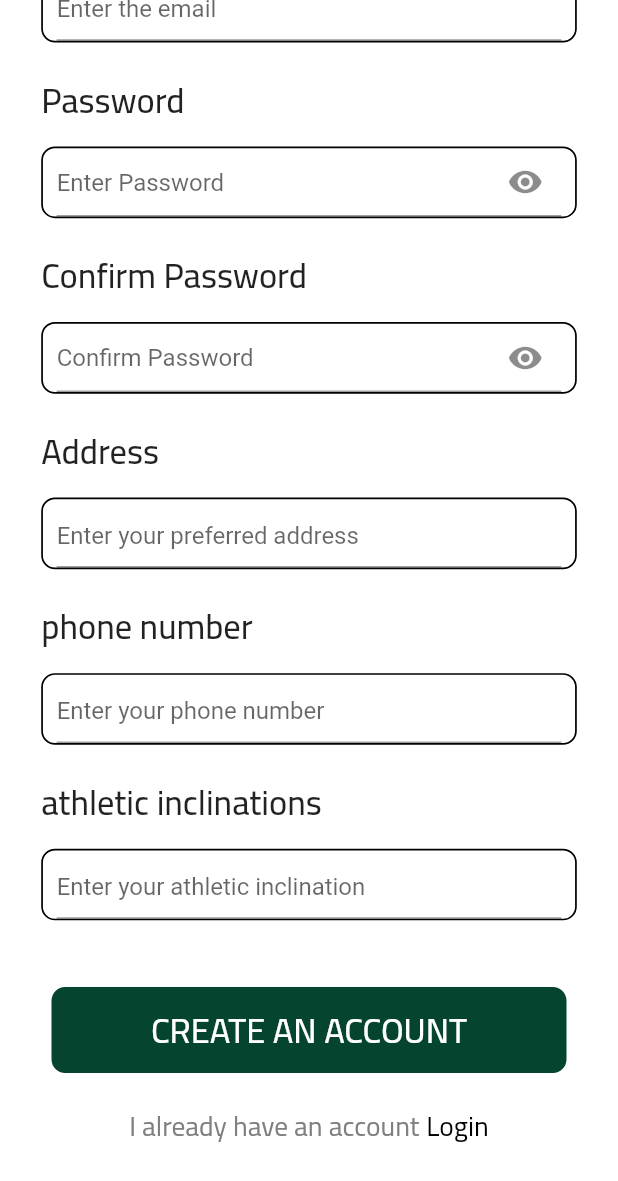
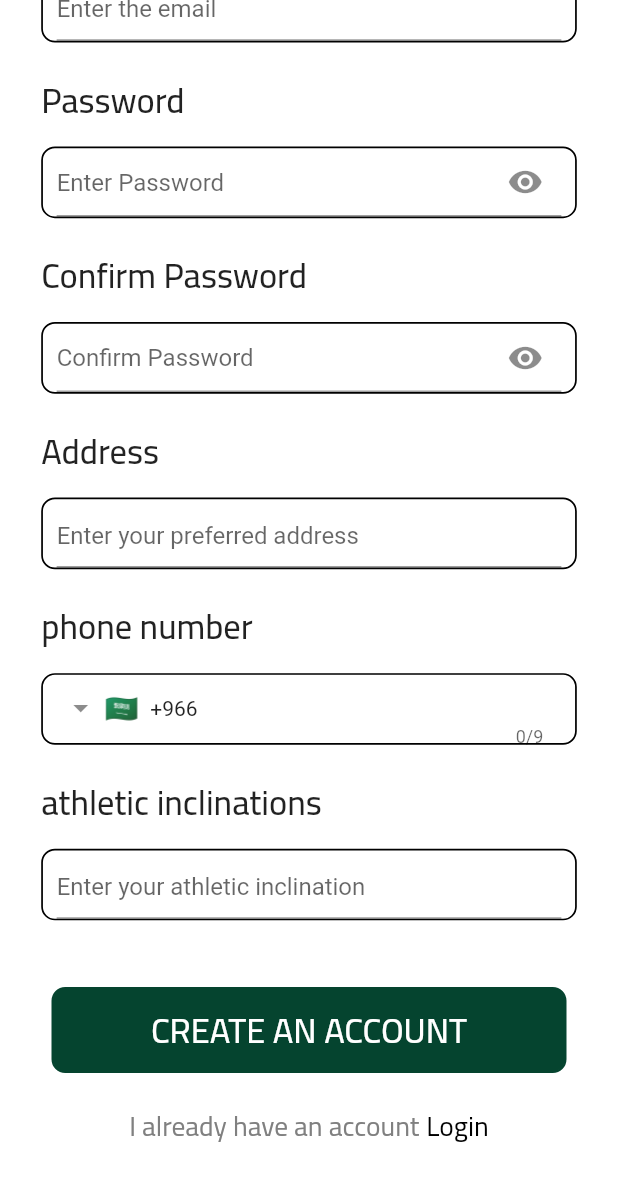
Before and after one commit to ahmedwasfe/Expectations-Update, a Flutter app: the RegisterScreen screen opened by its route, scrolled down 654 dp, on a phone screen of 412 x 824 dp. Shown: the top 1181 px of the screen. Run offline on Flutter 3.47's test engine with Material 2 defaults, Android fonts, the phone set to English and light mode, and no system bars; drawn by our look-alikes of intl_phone_field; our stand-ins replace expandable, firebase_core, firebase_messaging, flutter_hex_color, flutter_image_slideshow, flutter_screenutil and 6 more; missing offline and left inert: agora_rtc_engine, rx_permissions; accounts and stored records are empty; network calls fail; project files that could hold a hidden picture were left out.

Commit message:
Add Intro phone number

```diff
--- a/lib/controllers/register_controller.dart
+++ b/lib/controllers/register_controller.dart
@@ -84,7 +84,7 @@ class RegisterController extends GetxController {
   }
 
   void createAccount() {
-    print("createAccount");
+    print("createAccount: ${phoneController.text}");
     bool isValidate = formKey.currentState!.validate();
     if (isValidate) {
       isLoading(true);
--- a/lib/ui/auth/register_screen.dart
+++ b/lib/ui/auth/register_screen.dart
@@ -9,6 +9,7 @@ import 'package:flutter_hex_color/flutter_hex_color.dart';
 import 'package:flutter_screenutil/flutter_screenutil.dart';
 import 'package:flutter_svg/flutter_svg.dart';
 import 'package:get/get.dart';
+import 'package:intl_phone_field/intl_phone_field.dart';
 
 class RegisterScreen extends GetView<RegisterController> {
   RegisterScreen({Key? key}) : super(key: key);
@@ -77,8 +78,9 @@ class RegisterScreen extends GetView<RegisterController> {
                             Container(
                               height: 40.h,
                               child: Padding(
-                                padding: const EdgeInsets.symmetric(
-                                    horizontal: 8.0).r,
+                                padding:
+                                    const EdgeInsets.symmetric(horizontal: 8.0)
+                                        .r,
                                 child: TextFormField(
                                   controller: controller.nameController,
                                   keyboardType: TextInputType.text,
@@ -121,10 +123,10 @@ class RegisterScreen extends GetView<RegisterController> {
                                 height: 40.h,
                                 child: Padding(
                                   padding: const EdgeInsets.symmetric(
-                                      horizontal: 8.0).r,
+                                          horizontal: 8.0)
+                                      .r,
                                   child: TextFormField(
-                                    controller:
-                                        controller.birthDateController,
+                                    controller: controller.birthDateController,
                                     keyboardType: TextInputType.datetime,
                                     enabled: false,
                                     decoration: InputDecoration(
@@ -146,8 +148,7 @@ class RegisterScreen extends GetView<RegisterController> {
                                   border: Border.all(
                                       width: 1.r,
                                       style: BorderStyle.solid,
-                                      color:
-                                          HexColor(AppColors.blackColor)),
+                                      color: HexColor(AppColors.blackColor)),
                                 ),
                               ),
                               onTap: () async {
@@ -185,8 +186,9 @@ class RegisterScreen extends GetView<RegisterController> {
                             Container(
                               height: 40.h,
                               child: Padding(
-                                padding: const EdgeInsets.symmetric(
-                                    horizontal: 8.0).r,
+                                padding:
+                                    const EdgeInsets.symmetric(horizontal: 8.0)
+                                        .r,
                                 child: TextFormField(
                                   controller: controller.emailController,
                                   keyboardType: TextInputType.emailAddress,
@@ -225,20 +227,19 @@ class RegisterScreen extends GetView<RegisterController> {
                             Container(
                               height: 40.h,
                               child: Padding(
-                                padding: const EdgeInsets.symmetric(
-                                    horizontal: 8.0).r,
+                                padding:
+                                    const EdgeInsets.symmetric(horizontal: 8.0)
+                                        .r,
                                 child: GetBuilder<RegisterController>(
                                   builder: (controller) => TextFormField(
-                                    controller:
-                                        controller.passwordController,
-                                    keyboardType:
-                                        TextInputType.visiblePassword,
+                                    controller: controller.passwordController,
+                                    keyboardType: TextInputType.visiblePassword,
                                     obscureText: controller.isVisiblePass,
                                     decoration: InputDecoration(
                                         hintText: 'Enter Password'.tr,
                                         suffixIcon: IconButton(
-                                          icon: Icon(
-                                              controller.visiblePassIcon),
+                                          icon:
+                                              Icon(controller.visiblePassIcon),
                                           onPressed: () =>
                                               controller.visiblePassword(),
                                         )),
@@ -276,23 +277,23 @@ class RegisterScreen extends GetView<RegisterController> {
                             Container(
                               height: 40.h,
                               child: Padding(
-                                padding: const EdgeInsets.symmetric(
-                                    horizontal: 8.0).r,
+                                padding:
+                                    const EdgeInsets.symmetric(horizontal: 8.0)
+                                        .r,
                                 child: GetBuilder<RegisterController>(
                                   builder: (controller) => TextFormField(
-                                    controller: controller
-                                        .confirmPasswordController,
-                                    keyboardType:
-                                        TextInputType.visiblePassword,
+                                    controller:
+                                        controller.confirmPasswordController,
+                                    keyboardType: TextInputType.visiblePassword,
                                     obscureText:
                                         controller.isVisibleConfirmPass,
                                     decoration: InputDecoration(
                                       hintText: 'Confirm Password'.tr,
                                       suffixIcon: IconButton(
-                                        icon: Icon(controller
-                                            .visibleConfirmPassIcon),
-                                        onPressed: () => controller
-                                            .visibleConfirmPassword(),
+                                        icon: Icon(
+                                            controller.visibleConfirmPassIcon),
+                                        onPressed: () =>
+                                            controller.visibleConfirmPassword(),
                                       ),
                                     ),
                                     validator: (value) =>
@@ -331,14 +332,14 @@ class RegisterScreen extends GetView<RegisterController> {
                             Container(
                               height: 40.h,
                               child: Padding(
-                                padding: const EdgeInsets.symmetric(
-                                    horizontal: 8.0).r,
+                                padding:
+                                    const EdgeInsets.symmetric(horizontal: 8.0)
+                                        .r,
                                 child: TextFormField(
                                   controller: controller.addressController,
                                   keyboardType: TextInputType.streetAddress,
                                   decoration: InputDecoration(
-                                    hintText:
-                                        'Enter your preferred address'.tr,
+                                    hintText: 'Enter your preferred address'.tr,
                                   ),
                                   validator: (value) =>
                                       AppHelper.validateAddress(
@@ -373,9 +374,47 @@ class RegisterScreen extends GetView<RegisterController> {
                             Container(
                               height: 40.h,
                               child: Padding(
-                                padding: const EdgeInsets.symmetric(
-                                    horizontal: 8.0).r,
-                                child: TextFormField(
+                                padding:
+                                    const EdgeInsets.symmetric(horizontal: 8.0)
+                                        .r,
+                                child: Container(
+                                  margin: EdgeInsets.only(top: 16.r),
+                                  child: IntlPhoneField(
+                                    cursorColor: Colors.black,
+                                    decoration: InputDecoration(
+                                      enabledBorder: OutlineInputBorder(
+                                        borderSide: BorderSide(
+                                            color: Colors.white, width: 0),
+                                        borderRadius: BorderRadius.circular(8),
+                                      ),
+                                      focusedBorder: OutlineInputBorder(
+                                        borderSide: BorderSide(
+                                          color: Colors.white,
+                                        ),
+                                        borderRadius: BorderRadius.circular(10),
+                                      ),
+                                      constraints: BoxConstraints(
+                                        maxWidth: 343.w,
+                                        maxHeight: 90.h,
+                                      ),
+                                      border: OutlineInputBorder(
+                                        borderSide: BorderSide(),
+                                      ),
+                                    ),
+                                    initialCountryCode: 'SA',
+                                    onChanged: (phone) {
+                                      controller.phoneController.text =
+                                          phone.completeNumber;
+                                      print(phone.completeNumber);
+                                      print(controller.phoneController.text);
+                                    },
+                                    validator: (value) =>
+                                        AppHelper.validatePhone(
+                                            phone: value!.completeNumber),
+                                  ),
+                                ),
+
+                                /*TextFormField(
                                   controller: controller.phoneController,
                                   keyboardType: TextInputType.phone,
                                   decoration: InputDecoration(
@@ -384,7 +423,7 @@ class RegisterScreen extends GetView<RegisterController> {
                                   validator: (value) =>
                                       AppHelper.validatePhone(
                                           phone: value!),
-                                ),
+                                ),*/
                               ),
                               decoration: BoxDecoration(
                                 borderRadius: BorderRadius.circular(8.r),
@@ -414,15 +453,15 @@ class RegisterScreen extends GetView<RegisterController> {
                             Container(
                               height: 40.h,
                               child: Padding(
-                                padding: const EdgeInsets.symmetric(
-                                    horizontal: 8.0).r,
+                                padding:
+                                    const EdgeInsets.symmetric(horizontal: 8.0)
+                                        .r,
                                 child: TextFormField(
                                   controller: controller.sportsController,
                                   keyboardType: TextInputType.text,
                                   decoration: InputDecoration(
                                     hintText:
-                                        'Enter your athletic inclination'
-                                            .tr,
+                                        'Enter your athletic inclination'.tr,
                                   ),
                                   validator: (value) {},
                                 ),
--- a/pubspec.yaml
+++ b/pubspec.yaml
@@ -15,7 +15,7 @@ publish_to: 'none' # Remove this line if you wish to publish to pub.dev
 # In iOS, build-name is used as CFBundleShortVersionString while build-number used as CFBundleVersion.
 # Read more about iOS versioning at
 # https://developer.apple.com/library/archive/documentation/General/Reference/InfoPlistKeyReference/Articles/CoreFoundationKeys.html
-version: 1.0.6+7
+version: 1.0.7+8
 
 environment:
   sdk: ">=2.17.0 <3.0.0"
@@ -58,6 +58,7 @@ dependencies:
   rx_permissions: ^1.0.3
   fluttertoast: ^8.0.9
   flutter_screenutil: ^5.5.4
+  intl_phone_field: ^3.1.0
 
 
 dev_dependencies:
```
Also changed, not shown: pubspec.lock.
